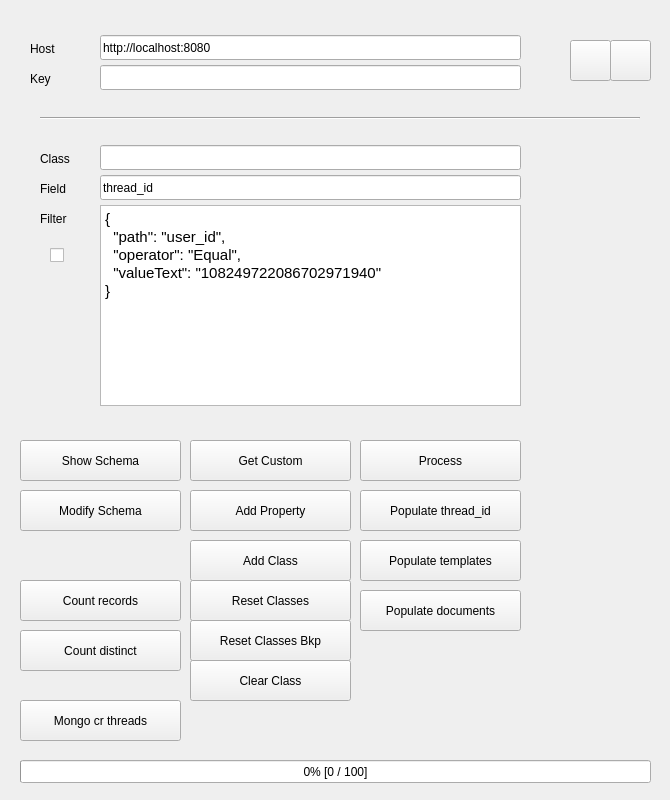
This is src/ui/main_window.ui in weaviate-git-bot/qteaviatif as Qt 5 draws it before an edit. The edited form follows.
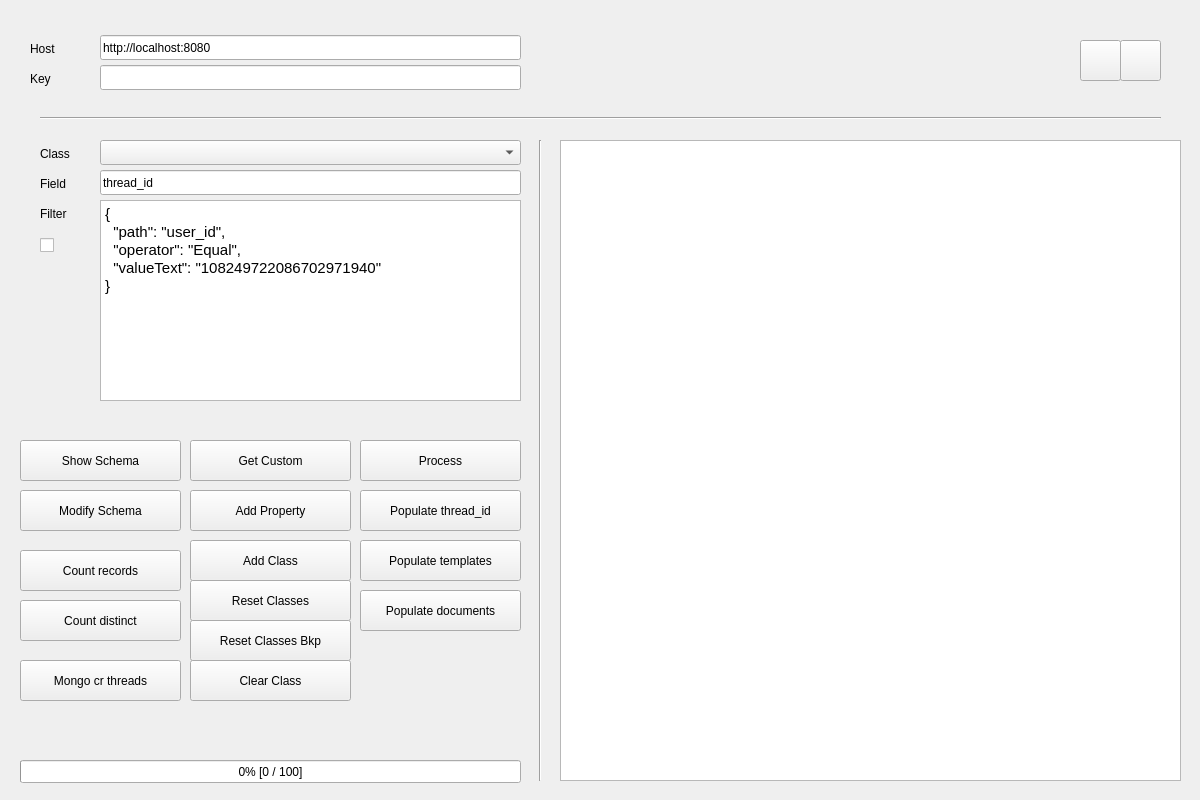
This is the edited form. Icons and pictures are not drawn.

The edit to the form file:
```diff
--- a/src/ui/main_window.ui
+++ b/src/ui/main_window.ui
@@ -6,19 +6,19 @@
    <rect>
     <x>0</x>
     <y>0</y>
-    <width>670</width>
+    <width>1200</width>
     <height>800</height>
    </rect>
   </property>
   <property name="minimumSize">
    <size>
-    <width>670</width>
+    <width>1200</width>
     <height>0</height>
    </size>
   </property>
   <property name="maximumSize">
    <size>
-    <width>670</width>
+    <width>1200</width>
     <height>16777215</height>
    </size>
   </property>
@@ -28,7 +28,7 @@
   <widget class="QPushButton" name="pushButton_weav_refresh">
    <property name="geometry">
     <rect>
-     <x>610</x>
+     <x>1120</x>
      <y>40</y>
      <width>41</width>
      <height>41</height>
@@ -45,7 +45,7 @@
   <widget class="QPushButton" name="pushButton_weav_status">
    <property name="geometry">
     <rect>
-     <x>570</x>
+     <x>1080</x>
      <y>40</y>
      <width>41</width>
      <height>41</height>
@@ -85,33 +85,20 @@
    <property name="geometry">
     <rect>
      <x>40</x>
-     <y>150</y>
-     <width>51</width>
-     <height>17</height>
-    </rect>
-   </property>
-   <property name="text">
-    <string>Class</string>
-   </property>
-  </widget>
-  <widget class="QLineEdit" name="lineEdit_class">
-   <property name="geometry">
-    <rect>
-     <x>100</x>
      <y>145</y>
-     <width>421</width>
-     <height>25</height>
+     <width>51</width>
+     <height>17</height>
     </rect>
    </property>
    <property name="text">
-    <string/>
+    <string>Class</string>
    </property>
   </widget>
   <widget class="QPushButton" name="pushButton_count">
    <property name="geometry">
     <rect>
      <x>20</x>
-     <y>580</y>
+     <y>550</y>
      <width>161</width>
      <height>41</height>
     </rect>
@@ -124,7 +111,7 @@
    <property name="geometry">
     <rect>
      <x>40</x>
-     <y>210</y>
+     <y>205</y>
      <width>41</width>
      <height>17</height>
     </rect>
@@ -164,7 +151,7 @@
     <rect>
      <x>40</x>
      <y>110</y>
-     <width>600</width>
+     <width>1121</width>
      <height>16</height>
     </rect>
    </property>
@@ -176,7 +163,7 @@
    <property name="geometry">
     <rect>
      <x>100</x>
-     <y>205</y>
+     <y>200</y>
      <width>421</width>
      <height>201</height>
     </rect>
@@ -199,8 +186,8 @@
   <widget class="QCheckBox" name="checkBox_filter">
    <property name="geometry">
     <rect>
-     <x>50</x>
-     <y>240</y>
+     <x>40</x>
+     <y>230</y>
      <width>31</width>
      <height>31</height>
     </rect>
@@ -279,7 +266,7 @@
     <rect>
      <x>20</x>
      <y>760</y>
-     <width>631</width>
+     <width>501</width>
      <height>23</height>
     </rect>
    </property>
@@ -294,7 +281,7 @@
    <property name="geometry">
     <rect>
      <x>20</x>
-     <y>630</y>
+     <y>600</y>
      <width>161</width>
      <height>41</height>
     </rect>
@@ -307,7 +294,7 @@
    <property name="geometry">
     <rect>
      <x>100</x>
-     <y>175</y>
+     <y>170</y>
      <width>421</width>
      <height>25</height>
     </rect>
@@ -320,7 +307,7 @@
    <property name="geometry">
     <rect>
      <x>40</x>
-     <y>180</y>
+     <y>175</y>
      <width>51</width>
      <height>17</height>
     </rect>
@@ -333,7 +320,7 @@
    <property name="geometry">
     <rect>
      <x>20</x>
-     <y>700</y>
+     <y>660</y>
      <width>161</width>
      <height>41</height>
     </rect>
@@ -433,6 +420,49 @@
     <string>Reset Classes Bkp</string>
    </property>
   </widget>
+  <widget class="QTextEdit" name="textEdit_log">
+   <property name="geometry">
+    <rect>
+     <x>560</x>
+     <y>140</y>
+     <width>621</width>
+     <height>641</height>
+    </rect>
+   </property>
+   <property name="html">
+    <string>&lt;!DOCTYPE HTML PUBLIC &quot;-//W3C//DTD HTML 4.0//EN&quot; &quot;http://www.w3.org/TR/REC-html40/strict.dtd&quot;&gt;
+&lt;html&gt;&lt;head&gt;&lt;meta name=&quot;qrichtext&quot; content=&quot;1&quot; /&gt;&lt;meta charset=&quot;utf-8&quot; /&gt;&lt;style type=&quot;text/css&quot;&gt;
+p, li { white-space: pre-wrap; }
+hr { height: 1px; border-width: 0; }
+li.unchecked::marker { content: &quot;\2610&quot;; }
+li.checked::marker { content: &quot;\2612&quot;; }
+&lt;/style&gt;&lt;/head&gt;&lt;body style=&quot; font-family:'Ubuntu'; font-size:11pt; font-weight:400; font-style:normal;&quot;&gt;
+&lt;p style=&quot;-qt-paragraph-type:empty; margin-top:0px; margin-bottom:0px; margin-left:0px; margin-right:0px; -qt-block-indent:0; text-indent:0px;&quot;&gt;&lt;br /&gt;&lt;/p&gt;&lt;/body&gt;&lt;/html&gt;</string>
+   </property>
+  </widget>
+  <widget class="QComboBox" name="comboBox_class">
+   <property name="geometry">
+    <rect>
+     <x>100</x>
+     <y>140</y>
+     <width>421</width>
+     <height>25</height>
+    </rect>
+   </property>
+  </widget>
+  <widget class="Line" name="line_2">
+   <property name="geometry">
+    <rect>
+     <x>530</x>
+     <y>140</y>
+     <width>20</width>
+     <height>641</height>
+    </rect>
+   </property>
+   <property name="orientation">
+    <enum>Qt::Vertical</enum>
+   </property>
+  </widget>
  </widget>
  <resources/>
  <connections/>
```
